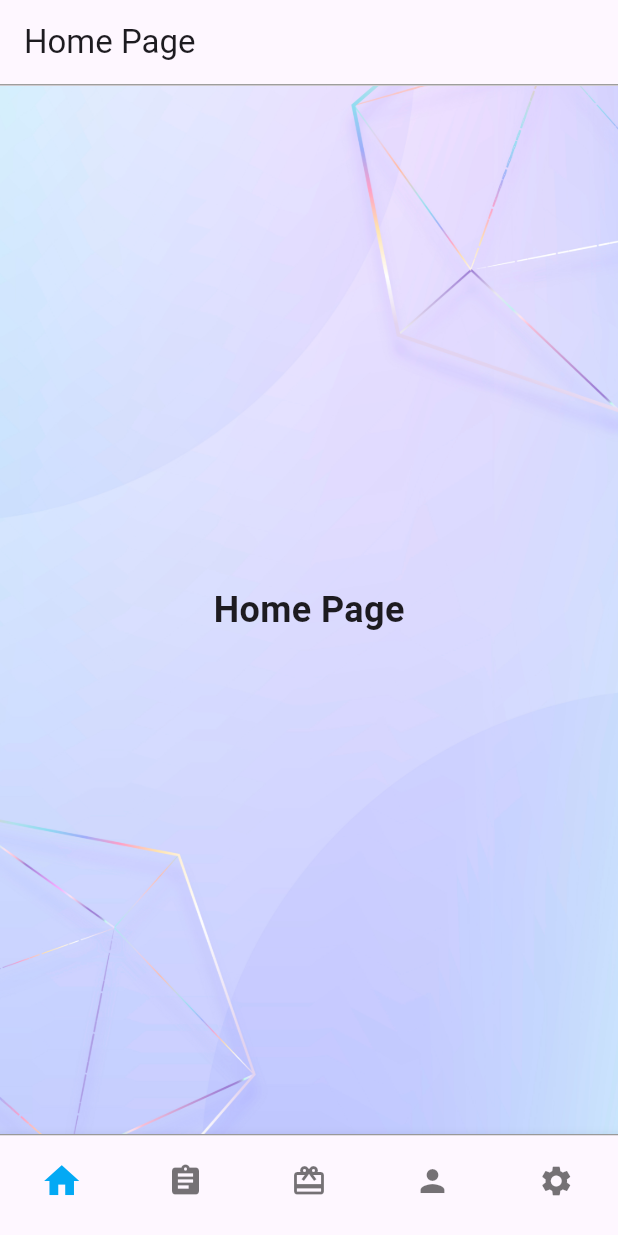
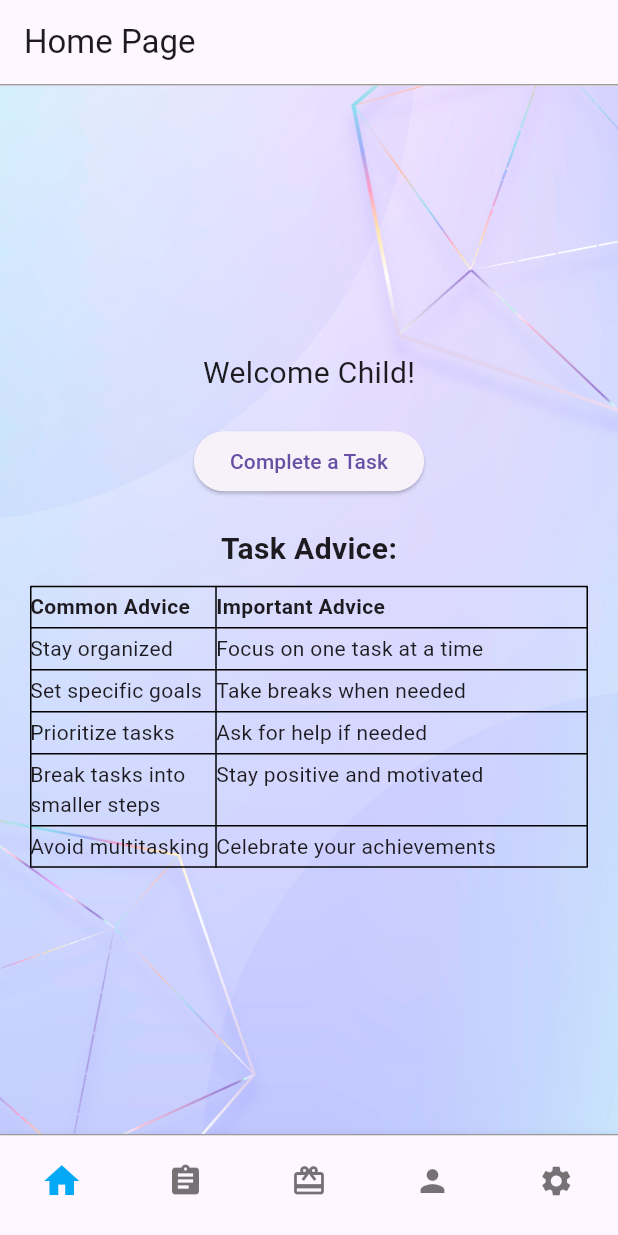
Before and after one commit to X3rtM/RRR-Android-App, a Flutter app: the HomePage screen opened by its route, on a phone screen of 412 x 824 dp. Run offline on Flutter 3.47's test engine with Material 3 defaults, Android fonts, the phone set to English and light mode, and no system bars; our stand-ins replace cloud_firestore, firebase_auth, firebase_core, firebase_messaging, firebase_storage, fluttertoast and 5 more; accounts and stored records are empty.

Commit message:
Updated code

```diff
--- /dev/null
+++ b/devtools_options.yaml
@@ -0,0 +1 @@
+extensions:
--- a/lib/features/user_auth/presentation/pages/NotificationPage.dart
+++ b/lib/features/user_auth/presentation/pages/NotificationPage.dart
@@ -37,7 +37,7 @@ class _NotificationPageState extends State<NotificationPage> {
 
           return ListView(
             children: snapshot.data!.docs.map((doc) {
-              return NotificationItem(taskData: doc.data() as Map<String, dynamic>);
+              return NotificationItem(taskData: doc.data() as Map<String, dynamic>, docId: doc.id);
             }).toList(),
           );
         },
@@ -48,22 +48,36 @@ class _NotificationPageState extends State<NotificationPage> {
 
 class NotificationItem extends StatelessWidget {
   final Map<String, dynamic> taskData;
+  final String docId;
 
-  NotificationItem({required this.taskData});
+  NotificationItem({required this.taskData, required this.docId});
 
   @override
   Widget build(BuildContext context) {
     final String description = taskData['description'];
     final String status = taskData['status'];
 
-    // Check if the task is newly added based on its status
     final bool isNewTask = status == 'Incomplete' || status == 'MarkedByParent';
 
     return Card(
       child: ListTile(
         title: Text(isNewTask ? 'A new task has been assigned to you' : description),
         subtitle: Text('Status: $status'),
-        trailing: Text(taskData['dueDate']),
+        trailing: Row(
+          mainAxisSize: MainAxisSize.min,
+          children: [
+            Text(taskData['dueDate']),
+            IconButton(
+              icon: Icon(Icons.delete),
+              onPressed: () async {
+                await FirebaseFirestore.instance
+                    .collection('tasks')
+                    .doc(docId)
+                    .delete();
+              },
+            ),
+          ],
+        ),
       ),
     );
   }
--- a/lib/features/user_auth/presentation/pages/home_page.dart
+++ b/lib/features/user_auth/presentation/pages/home_page.dart
@@ -1,3 +1,4 @@
+
 import 'package:flutter/material.dart';
 import 'package:firebase_auth/firebase_auth.dart';
 import 'package:cloud_firestore/cloud_firestore.dart';
@@ -93,8 +94,12 @@ class _HomePageState extends State<HomePage> {
 
   @override
   Widget build(BuildContext context) {
-    List<Widget> pages = userType == 'parent' ? _pagesParent : _pagesChild;
-    bool isDarkMode = Theme.of(context).brightness == Brightness.dark;
+    List<Widget> pages;
+    if (userType == 'parent') {
+      pages = _pagesParent;
+    } else {
+      pages = _pagesChild;
+    }    bool isDarkMode = Theme.of(context).brightness == Brightness.dark;
 
     return Scaffold(
       appBar: _selectedIndex == 0
@@ -281,7 +286,7 @@ class HomePageContent extends StatelessWidget {
       child: Center(
         child: userType == 'parent'
             ? _buildParentContent(homePageState?.childProfiles ?? [])
-            : _buildChildContent(),
+            : _buildChildContent(context),
       ),
     );
   }
@@ -300,15 +305,139 @@ class HomePageContent extends StatelessWidget {
     );
   }
 
-  Widget _buildChildContent() {
+  Widget _buildChildContent(BuildContext context) {
     return Column(
-      mainAxisAlignment: MainAxisAlignment.center,
-      children: [
-        Text(
-          'Home Page',
-          style: TextStyle(fontSize: 24, fontWeight: FontWeight.bold),
-        ),
-      ],
+          mainAxisAlignment: MainAxisAlignment.center,
+          children: [
+            Text(
+              'Welcome Child!',
+              style: TextStyle(fontSize: 20),
+            ),
+            SizedBox(height: 20),
+            ElevatedButton(
+              onPressed: () {
+                Navigator.push(context, MaterialPageRoute(builder: (context) => TasksPage()));
+              },
+              child: Text('Complete a Task'),
+            ),
+            SizedBox(height: 20),
+            Text(
+              'Task Advice:',
+              style: TextStyle(fontWeight: FontWeight.bold, fontSize: 20),
+            ),
+            SizedBox(height: 10),
+            Table(
+              border: TableBorder.all(color: Colors.black),
+              columnWidths: {
+                0: FlexColumnWidth(1),
+                1: FlexColumnWidth(2),
+              },
+              children: [
+                TableRow(
+                  children: [
+                    TableCell(
+                      child: Padding(
+                        padding: const EdgeInsets.symmetric(vertical: 4),
+                        child: Text(
+                          'Common Advice',
+                          style: TextStyle(fontWeight: FontWeight.bold),
+                        ),
+                      ),
+                    ),
+                    TableCell(
+                      child: Padding(
+                        padding: const EdgeInsets.symmetric(vertical: 4),
+                        child: Text(
+                          'Important Advice',
+                          style: TextStyle(fontWeight: FontWeight.bold),
+                        ),
+                      ),
+                    ),
+                  ],
+                ),
+                TableRow(
+                  children: [
+                    TableCell(
+                      child: Padding(
+                        padding: const EdgeInsets.symmetric(vertical: 4),
+                        child: Text('Stay organized'),
+                      ),
+                    ),
+                    TableCell(
+                      child: Padding(
+                        padding: const EdgeInsets.symmetric(vertical: 4),
+                        child: Text('Focus on one task at a time'),
+                      ),
+                    ),
+                  ],
+                ),
+                TableRow(
+                  children: [
+                    TableCell(
+                      child: Padding(
+                        padding: const EdgeInsets.symmetric(vertical: 4),
+                        child: Text('Set specific goals'),
+                      ),
+                    ),
+                    TableCell(
+                      child: Padding(
+                        padding: const EdgeInsets.symmetric(vertical: 4),
+                        child: Text('Take breaks when needed'),
+                      ),
+                    ),
+                  ],
+                ),
+                TableRow(
+                  children: [
+                    TableCell(
+                      child: Padding(
+                        padding: const EdgeInsets.symmetric(vertical: 4),
+                        child: Text('Prioritize tasks'),
+                      ),
+                    ),
+                    TableCell(
+                      child: Padding(
+                        padding: const EdgeInsets.symmetric(vertical: 4),
+                        child: Text('Ask for help if needed'),
+                      ),
+                    ),
+                  ],
+                ),
+                TableRow(
+                  children: [
+                    TableCell(
+                      child: Padding(
+                        padding: const EdgeInsets.symmetric(vertical: 4),
+                        child: Text('Break tasks into smaller steps'),
+                      ),
+                    ),
+                    TableCell(
+                      child: Padding(
+                        padding: const EdgeInsets.symmetric(vertical: 4),
+                        child: Text('Stay positive and motivated'),
+                      ),
+                    ),
+                  ],
+                ),
+                TableRow(
+                  children: [
+                    TableCell(
+                      child: Padding(
+                        padding: const EdgeInsets.symmetric(vertical: 4),
+                        child: Text('Avoid multitasking'),
+                      ),
+                    ),
+                    TableCell(
+                      child: Padding(
+                        padding: const EdgeInsets.symmetric(vertical: 4),
+                        child: Text('Celebrate your achievements'),
+                      ),
+                    ),
+                  ],
+                ),
+              ],
+            ),
+          ],
     );
   }
 
```
